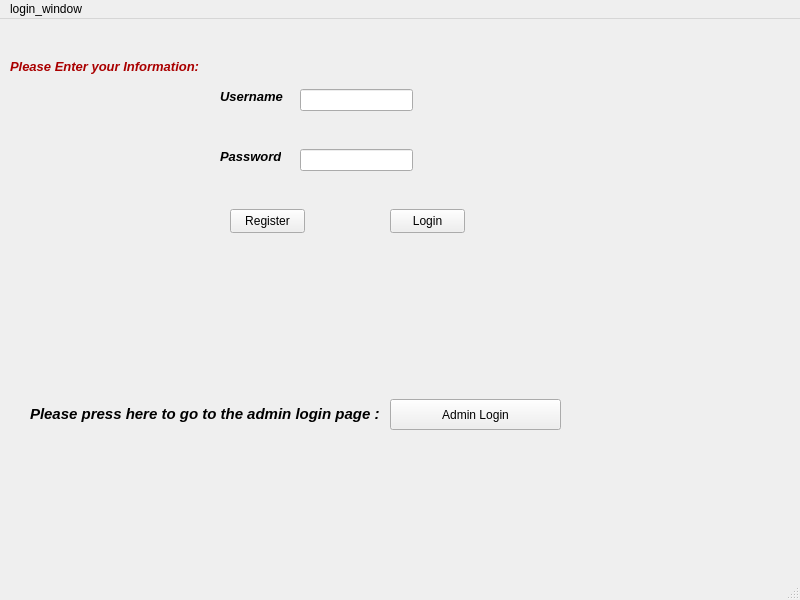
This is mainwindow.ui in Dalia0Hassan/AUC-UCMS as Qt 5 draws it before an edit. The edited form follows.
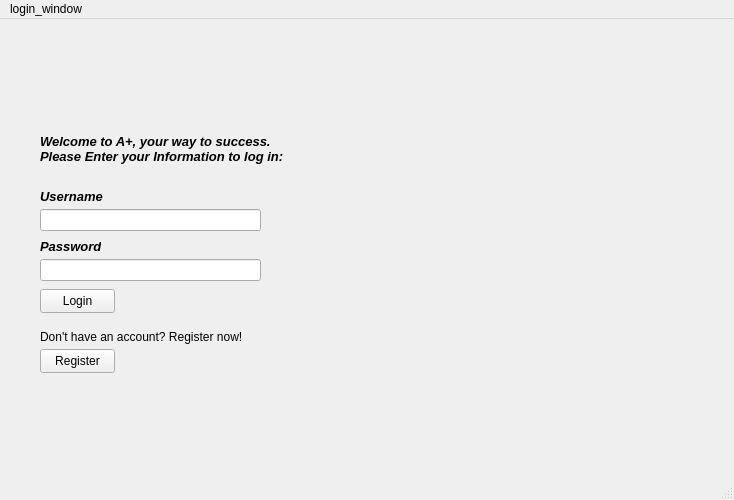
This is the edited form.

The edit to the form file:
```diff
--- a/mainwindow.ui
+++ b/mainwindow.ui
@@ -6,30 +6,59 @@
    <rect>
     <x>0</x>
     <y>0</y>
-    <width>800</width>
-    <height>600</height>
+    <width>734</width>
+    <height>500</height>
    </rect>
   </property>
   <property name="windowTitle">
    <string>MainWindow</string>
   </property>
   <widget class="QWidget" name="centralwidget">
-   <widget class="QLineEdit" name="lineEdit_username">
+   <widget class="QLabel" name="label_username">
     <property name="geometry">
      <rect>
-      <x>300</x>
-      <y>70</y>
-      <width>113</width>
-      <height>22</height>
+      <x>40</x>
+      <y>170</y>
+      <width>121</width>
+      <height>16</height>
      </rect>
+    </property>
+    <property name="text">
+     <string>&lt;html&gt;&lt;head/&gt;&lt;body&gt;&lt;p&gt;&lt;span style=&quot; font-size:10pt; font-weight:700; font-style:italic;&quot;&gt;Username&lt;/span&gt;&lt;/p&gt;&lt;/body&gt;&lt;/html&gt;</string>
+    </property>
+   </widget>
+   <widget class="QLabel" name="label">
+    <property name="geometry">
+     <rect>
+      <x>40</x>
+      <y>310</y>
+      <width>221</width>
+      <height>16</height>
+     </rect>
+    </property>
+    <property name="text">
+     <string>Don't have an account? Register now!</string>
     </property>
    </widget>
    <widget class="QLineEdit" name="lineEdit_password">
     <property name="geometry">
      <rect>
-      <x>300</x>
-      <y>130</y>
-      <width>113</width>
+      <x>40</x>
+      <y>240</y>
+      <width>221</width>
+      <height>22</height>
+     </rect>
+    </property>
+    <property name="echoMode">
+     <enum>QLineEdit::EchoMode::Password</enum>
+    </property>
+   </widget>
+   <widget class="QLineEdit" name="lineEdit_username">
+    <property name="geometry">
+     <rect>
+      <x>40</x>
+      <y>190</y>
+      <width>221</width>
       <height>22</height>
      </rect>
     </property>
@@ -37,8 +66,8 @@
    <widget class="QPushButton" name="pushButton_Login">
     <property name="geometry">
      <rect>
-      <x>390</x>
-      <y>190</y>
+      <x>40</x>
+      <y>270</y>
       <width>75</width>
       <height>24</height>
      </rect>
@@ -47,37 +76,11 @@
      <string>Login</string>
     </property>
    </widget>
-   <widget class="QPushButton" name="pushButton_Register">
-    <property name="geometry">
-     <rect>
-      <x>230</x>
-      <y>190</y>
-      <width>75</width>
-      <height>24</height>
-     </rect>
-    </property>
-    <property name="text">
-     <string>Register</string>
-    </property>
-   </widget>
-   <widget class="QLabel" name="label_username">
-    <property name="geometry">
-     <rect>
-      <x>220</x>
-      <y>70</y>
-      <width>71</width>
-      <height>16</height>
-     </rect>
-    </property>
-    <property name="text">
-     <string>&lt;html&gt;&lt;head/&gt;&lt;body&gt;&lt;p&gt;&lt;span style=&quot; font-size:10pt; font-weight:700; font-style:italic;&quot;&gt;Username&lt;/span&gt;&lt;/p&gt;&lt;/body&gt;&lt;/html&gt;</string>
-    </property>
-   </widget>
    <widget class="QLabel" name="label_password">
     <property name="geometry">
      <rect>
-      <x>220</x>
-      <y>130</y>
+      <x>40</x>
+      <y>220</y>
       <width>61</width>
       <height>16</height>
      </rect>
@@ -86,43 +89,43 @@
      <string>&lt;html&gt;&lt;head/&gt;&lt;body&gt;&lt;p&gt;&lt;span style=&quot; font-size:10pt; font-weight:700; font-style:italic;&quot;&gt;Password&lt;/span&gt;&lt;/p&gt;&lt;/body&gt;&lt;/html&gt;</string>
     </property>
    </widget>
+   <widget class="QLabel" name="label_hero_image">
+    <property name="geometry">
+     <rect>
+      <x>370</x>
+      <y>100</y>
+      <width>281</width>
+      <height>281</height>
+     </rect>
+    </property>
+    <property name="text">
+     <string/>
+    </property>
+   </widget>
+   <widget class="QPushButton" name="pushButton_Register">
+    <property name="geometry">
+     <rect>
+      <x>40</x>
+      <y>330</y>
+      <width>75</width>
+      <height>24</height>
+     </rect>
+    </property>
+    <property name="text">
+     <string>Register</string>
+    </property>
+   </widget>
    <widget class="QLabel" name="label_enterinformation">
     <property name="geometry">
      <rect>
-      <x>10</x>
-      <y>40</y>
-      <width>201</width>
-      <height>16</height>
+      <x>40</x>
+      <y>110</y>
+      <width>271</width>
+      <height>41</height>
      </rect>
     </property>
     <property name="text">
-     <string>&lt;html&gt;&lt;head/&gt;&lt;body&gt;&lt;p&gt;&lt;span style=&quot; font-size:10pt; font-weight:700; font-style:italic; color:#aa0000;&quot;&gt;Please Enter your Information:&lt;/span&gt;&lt;/p&gt;&lt;/body&gt;&lt;/html&gt;</string>
-    </property>
-   </widget>
-   <widget class="QPushButton" name="pushButton_adminlogin">
-    <property name="geometry">
-     <rect>
-      <x>390</x>
-      <y>380</y>
-      <width>171</width>
-      <height>31</height>
-     </rect>
-    </property>
-    <property name="text">
-     <string>Admin Login</string>
-    </property>
-   </widget>
-   <widget class="QLabel" name="label_enterinformation_2">
-    <property name="geometry">
-     <rect>
-      <x>30</x>
-      <y>380</y>
-      <width>351</width>
-      <height>31</height>
-     </rect>
-    </property>
-    <property name="text">
-     <string>&lt;html&gt;&lt;head/&gt;&lt;body&gt;&lt;p&gt;&lt;span style=&quot; font-size:11pt; font-weight:700; font-style:italic; color:#000000;&quot;&gt;Please press here to go to the admin login page :&lt;/span&gt;&lt;/p&gt;&lt;/body&gt;&lt;/html&gt;</string>
+     <string>&lt;html&gt;&lt;head/&gt;&lt;body&gt;&lt;p&gt;&lt;span style=&quot; font-size:10pt; font-weight:700; font-style:italic; color:#000000;&quot;&gt;Welcome to A+, your way to success.&lt;br/&gt;Please Enter your Information to log in:&lt;/span&gt;&lt;/p&gt;&lt;/body&gt;&lt;/html&gt;</string>
     </property>
    </widget>
   </widget>
@@ -131,8 +134,8 @@
     <rect>
      <x>0</x>
      <y>0</y>
-     <width>800</width>
-     <height>22</height>
+     <width>734</width>
+     <height>18</height>
     </rect>
    </property>
    <widget class="QMenu" name="menulogin_window">
```
Left out of the diff: 6 changed lines with no effect on the pictures.
